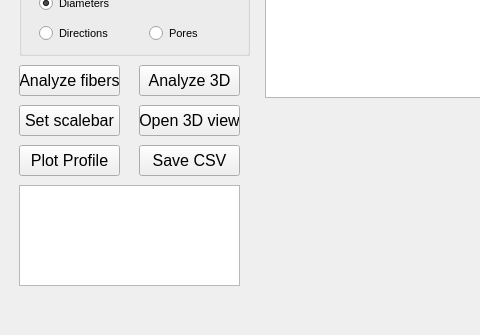
The window that resources/fiber_tool.ui (vikba/Fiberpose) describes before a commit, drawn with Qt 5; both pictures show x 0 to 480 and y 543 to 878 of the 879 by 878 pixel window.
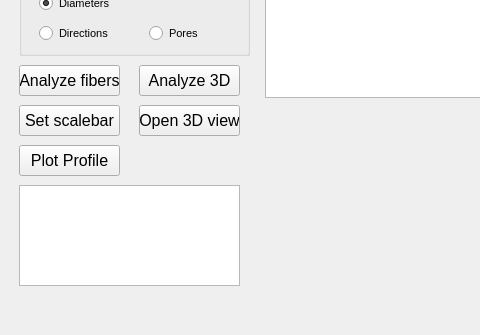
The same window after the commit. Custom widgets are drawn as their Qt base class.

Commit message: Harmonized saving scheme

What changed in the file:
```diff
--- a/resources/fiber_tool.ui
+++ b/resources/fiber_tool.ui
@@ -280,24 +280,6 @@
         </property>
        </widget>
       </widget>
-      <widget class="QPushButton" name="btn_save_csv">
-       <property name="geometry">
-        <rect>
-         <x>130</x>
-         <y>660</y>
-         <width>101</width>
-         <height>31</height>
-        </rect>
-       </property>
-       <property name="font">
-        <font>
-         <pointsize>12</pointsize>
-        </font>
-       </property>
-       <property name="text">
-        <string>Save CSV</string>
-       </property>
-      </widget>
       <widget class="QGroupBox" name="groupBox_segmentation">
        <property name="geometry">
         <rect>
```
Left out of the diff: 11 changed lines with no effect on the pictures. The commit also changes 2 other files.
